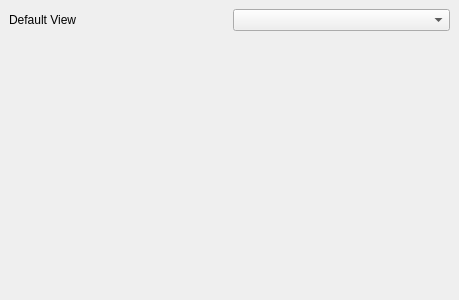
Above: Qt/Components/Resources/UI/pqApplicationOptions.ui from wildmichael/ParaView3-enhancements-old before the change. Below: the same form after it.
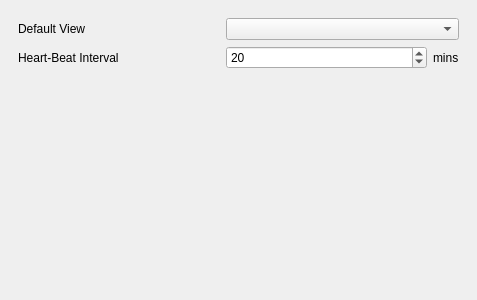
That is the form after the change.

Commit message: BUG: Attempt to fix BUG #6065. A heartbeat messeage is sent to all servers after a user defined timeout. The timeout can be set from the "View|Settings" dialog. Default is 10 mins. This only adds the on-idle-heartbeat.

```diff
--- a/Qt/Components/Resources/UI/pqApplicationOptions.ui
+++ b/Qt/Components/Resources/UI/pqApplicationOptions.ui
@@ -12,14 +12,14 @@
   <property name="windowTitle" >
    <string>Form</string>
   </property>
-  <layout class="QGridLayout" >
+  <layout class="QVBoxLayout" >
    <property name="margin" >
-    <number>0</number>
+    <number>9</number>
    </property>
    <property name="spacing" >
     <number>6</number>
    </property>
-   <item row="0" column="0" >
+   <item>
     <widget class="QStackedWidget" name="stackedWidget" >
      <property name="currentIndex" >
       <number>0</number>
@@ -32,6 +32,31 @@
        <property name="spacing" >
         <number>6</number>
        </property>
+       <item row="1" column="2" >
+        <widget class="QLabel" name="label_2" >
+         <property name="sizePolicy" >
+          <sizepolicy>
+           <hsizetype>0</hsizetype>
+           <vsizetype>5</vsizetype>
+           <horstretch>0</horstretch>
+           <verstretch>0</verstretch>
+          </sizepolicy>
+         </property>
+         <property name="text" >
+          <string>mins</string>
+         </property>
+        </widget>
+       </item>
+       <item row="1" column="0" >
+        <widget class="QLabel" name="label" >
+         <property name="text" >
+          <string>Heart-Beat Interval</string>
+         </property>
+        </widget>
+       </item>
+       <item row="0" column="1" colspan="2" >
+        <widget class="QComboBox" name="DefaultViewType" />
+       </item>
        <item row="0" column="0" >
         <widget class="QLabel" name="label_4" >
          <property name="text" >
@@ -39,10 +64,7 @@
          </property>
         </widget>
        </item>
-       <item row="0" column="1" >
-        <widget class="QComboBox" name="DefaultViewType" />
-       </item>
-       <item row="1" column="0" colspan="2" >
+       <item row="2" column="0" colspan="3" >
         <spacer>
          <property name="orientation" >
           <enum>Qt::Vertical</enum>
@@ -55,6 +77,31 @@
          </property>
         </spacer>
        </item>
+       <item row="1" column="1" >
+        <widget class="QSpinBox" name="HeartBeatTimeout" >
+         <property name="toolTip" >
+          <string>&lt;html>&lt;p>Set the interval in &lt;b>minutes&lt;/b> after which the client sends a heart beat message to the server to avoid connection termination due to inactivity. &lt;b>0&lt;/b> means no heartbeats.&lt;/p>&lt;/html></string>
+         </property>
+         <property name="statusTip" >
+          <string>&lt;html>&lt;p>Set the interval in &lt;b>minutes&lt;/b> after which the client sends a heart beat message to the server to avoid connection termination due to inactivity. &lt;b>0&lt;/b> means no heartbeats.&lt;/p>&lt;/html></string>
+         </property>
+         <property name="whatsThis" >
+          <string>&lt;html>&lt;p>Set the interval in &lt;b>minutes&lt;/b> after which the client sends a heart beat message to the server to avoid connection termination due to inactivity. &lt;b>0&lt;/b> means no heartbeats.&lt;/p>&lt;/html></string>
+         </property>
+         <property name="maximum" >
+          <number>1440</number>
+         </property>
+         <property name="minimum" >
+          <number>0</number>
+         </property>
+         <property name="singleStep" >
+          <number>10</number>
+         </property>
+         <property name="value" >
+          <number>20</number>
+         </property>
+        </widget>
+       </item>
       </layout>
      </widget>
     </widget>
```
The commit also changes 3 other files.
